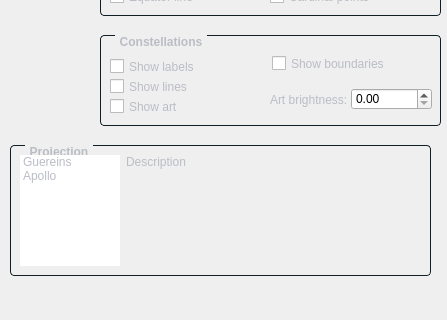
This is src/gui/viewDialog.ui in 519984307/stellarium_src as Qt 5 draws it before an edit; both pictures show x 0 to 447 and y 147 to 467 of the 447 by 467 pixel window. The edited form follows.
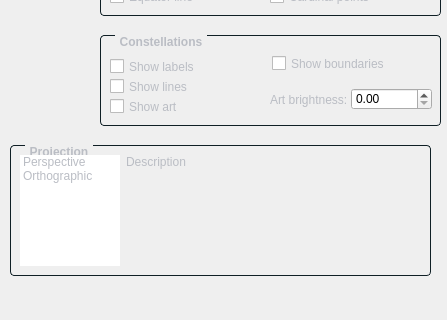
This is the edited form. The open tabs and pages were chosen to show the change. Icons and pictures are not drawn. Custom widgets are drawn as their Qt base class.

```diff
--- a/src/gui/viewDialog.ui
+++ b/src/gui/viewDialog.ui
@@ -1740,12 +1740,12 @@
              </property>
              <item>
               <property name="text" >
-               <string>Guereins</string>
+               <string>Perspective</string>
               </property>
              </item>
              <item>
               <property name="text" >
-               <string>Apollo</string>
+               <string>Orthographic</string>
               </property>
              </item>
             </widget>
```
